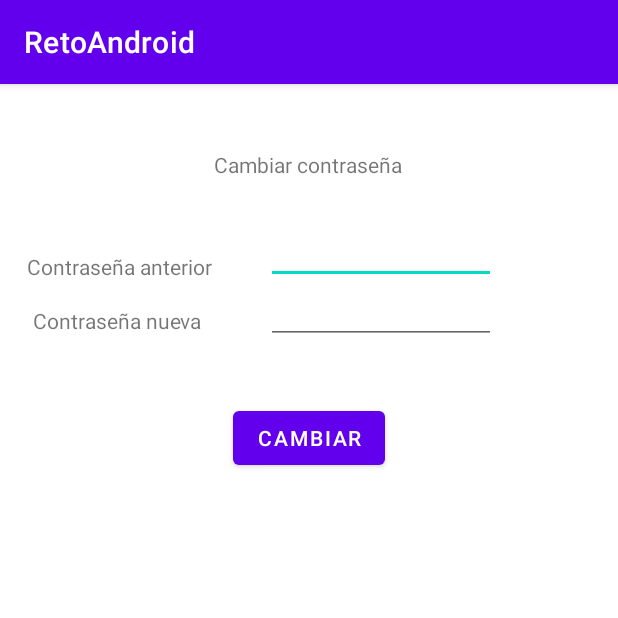
After one commit to GorkaSagrario/RetoAndroid1, an Android app: the CambiarContrasena screen opened directly, with no data from a screen before it, on a phone screen of 412 x 824 dp, the top half of it. The commit adds this screen. Run offline under Robolectric (Android 15) with nearby library versions, the phone set to English and light mode, and no system bars.

Commit message:
Cambio de contraseña

```diff
--- a/app/build.gradle
+++ b/app/build.gradle
@@ -27,6 +27,9 @@ android {
     }
     compileSdkVersion 31
     buildToolsVersion '31.0.0'
+    buildFeatures {
+        viewBinding true
+    }
 }
 
 dependencies {
@@ -34,6 +37,8 @@ dependencies {
     implementation 'androidx.appcompat:appcompat:1.3.1'
     implementation 'com.google.android.material:material:1.4.0'
     implementation 'androidx.constraintlayout:constraintlayout:2.1.1'
+    implementation 'androidx.navigation:navigation-fragment:2.3.5'
+    implementation 'androidx.navigation:navigation-ui:2.3.5'
     testImplementation 'junit:junit:4.+'
     androidTestImplementation 'androidx.test.ext:junit:1.1.3'
     androidTestImplementation 'androidx.test.espresso:espresso-core:3.4.0'
--- /dev/null
+++ b/app/src/main/java/com/example/retoandroid/CambiarContrasena.java
@@ -0,0 +1,44 @@
+package com.example.retoandroid;
+
+import androidx.appcompat.app.AppCompatActivity;
+
+import android.os.Bundle;
+
+public class CambiarContrasena extends AppCompatActivity {
+
+    @Override
+    protected void onCreate(Bundle savedInstanceState) {
+        super.onCreate(savedInstanceState);
+        setContentView(R.layout.activity_cambiar_contrasena);
+    }
+
+    public void onClickBotonCambiar(){
+
+        String contraVieja = findViewById(R.id.idContraAnterior).toString();
+        String contraNueva = findViewById(R.id.idContraNueva).toString();
+        MainActivity m = new MainActivity();
+    if(comprobarContrasena(contraVieja)){
+
+        m.setLogin(m.getLoginUsuario(),contraNueva);
+
+    }
+
+
+    }
+
+    public boolean comprobarContrasena(String contrasenaActual_1){
+
+        MainActivity m = new MainActivity();
+       String contrasenaActual_2 = m.getLoginContraseña();
+       boolean validado = false;
+
+        if(contrasenaActual_1.equalsIgnoreCase(contrasenaActual_2) && findViewById(R.id.idContraNueva).toString()!=""){
+
+        validado = true;
+
+        }
+
+        return validado;
+
+    }
+}
--- a/app/src/main/java/com/example/retoandroid/ListadoDeTareas.java
+++ b/app/src/main/java/com/example/retoandroid/ListadoDeTareas.java
@@ -56,6 +56,8 @@ public class ListadoDeTareas extends AppCompatActivity {
         }
         if (id==R.id.cPass) {
 
+
+
         }
         if (id==R.id.acercaDe) {
 
--- /dev/null
+++ b/app/src/main/res/layout/activity_cambiar_contrasena.xml
@@ -0,0 +1,76 @@
+<?xml version="1.0" encoding="utf-8"?>
+<androidx.constraintlayout.widget.ConstraintLayout xmlns:android="http://schemas.android.com/apk/res/android"
+    xmlns:app="http://schemas.android.com/apk/res-auto"
+    xmlns:tools="http://schemas.android.com/tools"
+    android:layout_width="match_parent"
+    android:layout_height="match_parent"
+    tools:context=".CambiarContrasena">
+
+    <TextView
+        android:id="@+id/textView"
+        android:layout_width="wrap_content"
+        android:layout_height="wrap_content"
+        android:layout_marginTop="44dp"
+        android:text="Cambiar contraseña"
+        app:layout_constraintEnd_toEndOf="parent"
+        app:layout_constraintHorizontal_bias="0.498"
+        app:layout_constraintStart_toStartOf="parent"
+        app:layout_constraintTop_toTopOf="parent" />
+
+    <EditText
+        android:id="@+id/idContraAnterior"
+        android:layout_width="153dp"
+        android:layout_height="33dp"
+        android:layout_marginTop="100dp"
+        android:ems="10"
+        android:inputType="textPassword"
+        app:layout_constraintEnd_toEndOf="parent"
+        app:layout_constraintHorizontal_bias="0.686"
+        app:layout_constraintStart_toStartOf="parent"
+        app:layout_constraintTop_toTopOf="parent" />
+
+    <EditText
+        android:id="@+id/idContraNueva"
+        android:layout_width="153dp"
+        android:layout_height="33dp"
+        android:layout_marginTop="140dp"
+        android:ems="10"
+        android:inputType="textPassword"
+        app:layout_constraintEnd_toEndOf="parent"
+        app:layout_constraintHorizontal_bias="0.686"
+        app:layout_constraintStart_toStartOf="parent"
+        app:layout_constraintTop_toTopOf="parent" />
+
+    <TextView
+        android:id="@+id/textView2"
+        android:layout_width="wrap_content"
+        android:layout_height="wrap_content"
+        android:layout_marginTop="112dp"
+        android:text="Contraseña anterior"
+        app:layout_constraintEnd_toEndOf="parent"
+        app:layout_constraintHorizontal_bias="0.062"
+        app:layout_constraintStart_toStartOf="parent"
+        app:layout_constraintTop_toTopOf="parent" />
+
+    <TextView
+        android:id="@+id/textView3"
+        android:layout_width="120dp"
+        android:layout_height="26dp"
+        android:layout_marginTop="148dp"
+        android:text="Contraseña nueva"
+        app:layout_constraintEnd_toEndOf="parent"
+        app:layout_constraintHorizontal_bias="0.075"
+        app:layout_constraintStart_toStartOf="parent"
+        app:layout_constraintTop_toTopOf="parent" />
+
+    <Button
+        android:id="@+id/button4"
+        android:layout_width="wrap_content"
+        android:layout_height="wrap_content"
+        android:layout_marginTop="212dp"
+        android:text="Cambiar"
+        app:layout_constraintEnd_toEndOf="parent"
+        app:layout_constraintStart_toStartOf="parent"
+        app:layout_constraintTop_toTopOf="parent" />
+
+</androidx.constraintlayout.widget.ConstraintLayout>
--- /dev/null
+++ b/app/src/main/res/values-land/dimens.xml
@@ -0,0 +1,3 @@
+<resources>
+    <dimen name="fab_margin">48dp</dimen>
+</resources>
--- /dev/null
+++ b/app/src/main/res/values-w1240dp/dimens.xml
@@ -0,0 +1,3 @@
+<resources>
+    <dimen name="fab_margin">200dp</dimen>
+</resources>
--- /dev/null
+++ b/app/src/main/res/values-w600dp/dimens.xml
@@ -0,0 +1,3 @@
+<resources>
+    <dimen name="fab_margin">48dp</dimen>
+</resources>
--- /dev/null
+++ b/app/src/main/res/values/dimens.xml
@@ -0,0 +1,3 @@
+<resources>
+    <dimen name="fab_margin">16dp</dimen>
+</resources>
```
Also changed, not shown: app/src/main/AndroidManifest.xml (+6 -3 lines), app/src/main/res/navigation/nav_graph.xml (added, +28 -0 lines), app/src/main/res/values/strings.xml (+9 -0 lines), app/src/main/res/values/themes.xml (+9 -0 lines).
